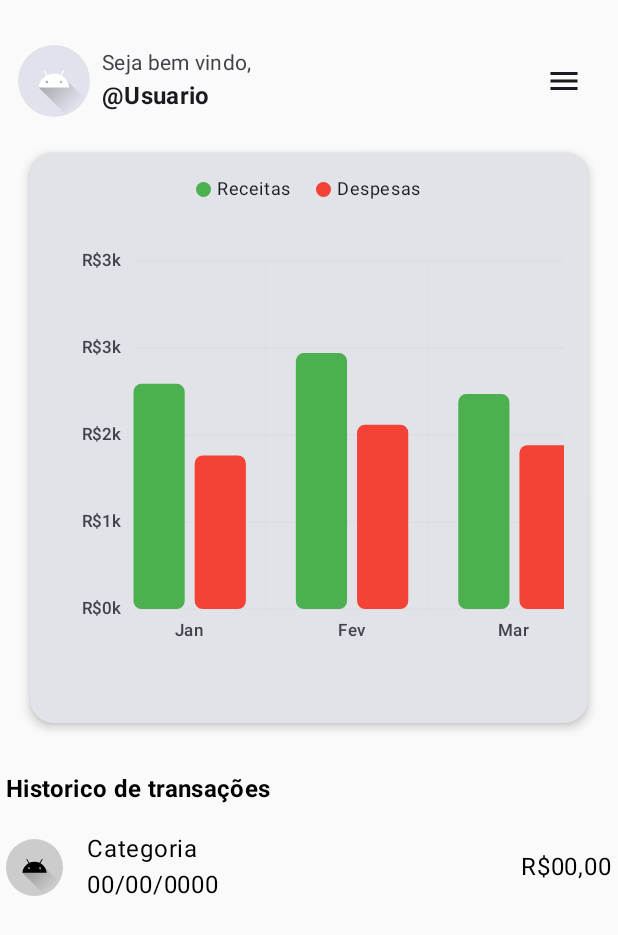
After one commit to guing2003/SmartCash, an Android app built with Jetpack Compose: the HomeScreen screen opened through its navigation route, on a phone screen of 412 x 824 dp. The commit adds this screen. Shown: the top 935 px of the screen. Run offline under Robolectric (Android 15) with nearby library versions, the phone set to English and light mode, and no system bars.

Commit message:
Iniciada HomeScreen + Graficos + TopBar Personalizada

```diff
--- a/app/src/main/java/com/guilherme_delecrode/smartcash/navigation/AppDestinations.kt
+++ b/app/src/main/java/com/guilherme_delecrode/smartcash/navigation/AppDestinations.kt
@@ -9,4 +9,7 @@ sealed class AppDestinations(val route: String){
     object RegisterInfo : AppDestinations("register_info")
     object RegisterPassword : AppDestinations("register_password")
 
+    //Home Flow
+    object Home: AppDestinations("home")
+
 }
--- a/app/src/main/java/com/guilherme_delecrode/smartcash/navigation/AppNavHost.kt
+++ b/app/src/main/java/com/guilherme_delecrode/smartcash/navigation/AppNavHost.kt
@@ -4,6 +4,7 @@ import androidx.compose.runtime.Composable
 import androidx.navigation.compose.NavHost
 import androidx.navigation.compose.composable
 import androidx.navigation.compose.rememberNavController
+import com.guilherme_delecrode.smartcash.ui.screen.home.HomeScreen
 import com.guilherme_delecrode.smartcash.ui.screen.login.LoginScreen
 import com.guilherme_delecrode.smartcash.ui.screen.register.RegisterInfoScreen
 import com.guilherme_delecrode.smartcash.ui.screen.register.RegisterPasswordScreen
@@ -28,5 +29,9 @@ fun AppNavHost(){
             RegisterPasswordScreen(navController)
         }
 
+        composable(AppDestinations.Home.route){
+            HomeScreen(navController)
+        }
+
     }
 }
--- /dev/null
+++ b/app/src/main/java/com/guilherme_delecrode/smartcash/ui/components/HomeTopBar.kt
@@ -0,0 +1,102 @@
+package com.guilherme_delecrode.smartcash.ui.components
+
+import androidx.compose.foundation.Image
+import androidx.compose.foundation.background
+import androidx.compose.foundation.layout.Arrangement
+import androidx.compose.foundation.layout.Box
+import androidx.compose.foundation.layout.Column
+import androidx.compose.foundation.layout.Row
+import androidx.compose.foundation.layout.Spacer
+import androidx.compose.foundation.layout.fillMaxWidth
+import androidx.compose.foundation.layout.padding
+import androidx.compose.foundation.layout.size
+import androidx.compose.foundation.layout.width
+import androidx.compose.foundation.layout.wrapContentSize
+import androidx.compose.foundation.shape.CircleShape
+import androidx.compose.foundation.shape.RoundedCornerShape
+import androidx.compose.material3.Card
+import androidx.compose.material3.CardDefaults
+import androidx.compose.material3.Icon
+import androidx.compose.material3.IconButton
+import androidx.compose.material3.MaterialTheme
+import androidx.compose.material3.Text
+import androidx.compose.runtime.Composable
+import androidx.compose.ui.Alignment
+import androidx.compose.ui.Modifier
+import androidx.compose.ui.graphics.Color
+import androidx.compose.ui.res.painterResource
+import androidx.compose.ui.text.font.FontWeight
+import androidx.compose.ui.tooling.preview.Preview
+import androidx.compose.ui.unit.dp
+import androidx.navigation.NavController
+import androidx.navigation.compose.rememberNavController
+import com.guilherme_delecrode.smartcash.R
+import com.guilherme_delecrode.smartcash.ui.theme.SmartCashTheme
+
+@Composable
+fun HomeTopBar(navController: NavController) {
+    Box(modifier = Modifier.wrapContentSize()){
+        Card(
+            modifier = Modifier
+                .fillMaxWidth(),
+            shape = RoundedCornerShape(16.dp),
+            colors = CardDefaults.cardColors(containerColor = Color.Transparent)
+        ) {
+            Row(
+                modifier = Modifier
+                    .padding(8.dp)
+                    .fillMaxWidth(),
+                verticalAlignment = Alignment.CenterVertically,
+                horizontalArrangement = Arrangement.SpaceBetween
+            ) {
+                Row(
+                    verticalAlignment = Alignment.CenterVertically,
+                ) {
+                    Box(
+                        modifier = Modifier.background(
+                            MaterialTheme.colorScheme.surfaceVariant,
+                            shape = CircleShape
+                        )
+                    ) {
+                        Image(
+                            painter = painterResource(R.drawable.ic_launcher_foreground),
+                            contentDescription = "Foto do usuario",
+                            modifier = Modifier.size(48.dp),
+                            alignment = Alignment.Center
+                        )
+                    }
+
+                    Column(modifier = Modifier.padding(start = 8.dp)) {
+                        Text(
+                            text = "Seja bem vindo,",
+                            style = MaterialTheme.typography.bodyMedium,
+                            color = MaterialTheme.colorScheme.onSurfaceVariant
+                        )
+                        Text(
+                            text = "@Usuario",
+                            style = MaterialTheme.typography.titleMedium,
+                            fontWeight = FontWeight.Bold,
+                            color = MaterialTheme.colorScheme.onSurface
+                        )
+                    }
+                }
+
+                IconButton(onClick = { /*ir para o menu*/ }) {
+                    Icon(
+                        painter = painterResource(id = R.drawable.ic_menu_24),
+                        contentDescription = "Menu",
+                        tint = MaterialTheme.colorScheme.onSurface
+                    )
+                }
+            }
+        }
+    }
+}
+
+@Preview
+@Composable
+fun HomeTopBarPreview() {
+    SmartCashTheme {
+        HomeTopBar(rememberNavController())
+    }
+}
--- /dev/null
+++ b/app/src/main/java/com/guilherme_delecrode/smartcash/ui/screen/home/HomeScreen.kt
@@ -0,0 +1,315 @@
+package com.guilherme_delecrode.smartcash.ui.screen.home
+
+import androidx.compose.animation.core.Animatable
+import androidx.compose.animation.core.tween
+import androidx.compose.foundation.Canvas
+import androidx.compose.foundation.background
+import androidx.compose.foundation.horizontalScroll
+import androidx.compose.foundation.layout.Arrangement
+import androidx.compose.foundation.layout.Box
+import androidx.compose.foundation.layout.Column
+import androidx.compose.foundation.layout.Row
+import androidx.compose.foundation.layout.Spacer
+import androidx.compose.foundation.layout.fillMaxHeight
+import androidx.compose.foundation.layout.fillMaxSize
+import androidx.compose.foundation.layout.fillMaxWidth
+import androidx.compose.foundation.layout.height
+import androidx.compose.foundation.layout.padding
+import androidx.compose.foundation.layout.size
+import androidx.compose.foundation.layout.width
+import androidx.compose.foundation.rememberScrollState
+import androidx.compose.foundation.shape.CircleShape
+import androidx.compose.foundation.shape.RoundedCornerShape
+import androidx.compose.foundation.verticalScroll
+import androidx.compose.material3.Card
+import androidx.compose.material3.CardDefaults
+import androidx.compose.material3.Icon
+import androidx.compose.material3.MaterialTheme
+import androidx.compose.material3.Text
+import androidx.compose.runtime.Composable
+import androidx.compose.runtime.LaunchedEffect
+import androidx.compose.runtime.remember
+import androidx.compose.ui.Alignment
+import androidx.compose.ui.Modifier
+import androidx.compose.ui.geometry.CornerRadius
+import androidx.compose.ui.geometry.Offset
+import androidx.compose.ui.geometry.Size
+import androidx.compose.ui.graphics.Color
+import androidx.compose.ui.platform.LocalDensity
+import androidx.compose.ui.res.painterResource
+import androidx.compose.ui.text.ExperimentalTextApi
+import androidx.compose.ui.text.drawText
+import androidx.compose.ui.text.font.FontWeight
+import androidx.compose.ui.text.rememberTextMeasurer
+import androidx.compose.ui.tooling.preview.Preview
+import androidx.compose.ui.unit.dp
+import androidx.compose.ui.unit.sp
+import androidx.navigation.NavController
+import androidx.navigation.compose.rememberNavController
+import com.guilherme_delecrode.smartcash.R
+import com.guilherme_delecrode.smartcash.ui.components.HomeTopBar
+import com.guilherme_delecrode.smartcash.ui.theme.Negative
+import com.guilherme_delecrode.smartcash.ui.theme.Positive
+import kotlinx.coroutines.launch
+import kotlin.math.roundToInt
+
+@Composable
+fun HomeScreen(navController: NavController) {
+    val incomeData =
+        listOf(2200f, 2500f, 2100f, 2800f, 3000f, 2600f, 2900f, 3100f, 2800f, 3200f, 3300f, 3400f)
+    val expenseData =
+        listOf(1500f, 1800f, 1600f, 2000f, 2100f, 1900f, 2000f, 2200f, 2100f, 2400f, 2300f, 2500f)
+    val labels =
+        listOf("Jan", "Fev", "Mar", "Abr", "Mai", "Jun", "Jul", "Ago", "Set", "Out", "Nov", "Dez")
+
+    Column(
+        modifier = Modifier
+            .padding(4.dp)
+            .fillMaxSize()
+            .verticalScroll(rememberScrollState())
+    ) {
+        Spacer(modifier = Modifier.height(18.dp))
+        HomeTopBar(navController)
+
+        Card(
+            modifier = Modifier
+                .fillMaxWidth()
+                .padding(16.dp),
+            shape = RoundedCornerShape(16.dp),
+            elevation = CardDefaults.cardElevation(4.dp)
+        ) {
+            Column(modifier = Modifier.padding(16.dp)) {
+                ChartLegend(incomeColor = Positive, expenseColor = Negative)
+                Spacer(modifier = Modifier.height(8.dp))
+                GroupedColumnChart(
+                    incomeValues = incomeData,
+                    expenseValues = expenseData,
+                    labels = labels,
+                    incomeColor = Positive,
+                    expenseColor = Negative,
+                    modifier = Modifier.fillMaxWidth()
+                )
+            }
+        }
+
+        Spacer(modifier = Modifier.height(16.dp))
+
+        Text(
+            "Historico de transações",
+            style = MaterialTheme.typography.titleMedium,
+            fontWeight = FontWeight.Bold
+        )
+
+        Spacer(modifier = Modifier.height(16.dp))
+
+        Row(modifier = Modifier.fillMaxWidth(), verticalAlignment = Alignment.CenterVertically) {
+            Box(
+                modifier = Modifier
+                    .size(38.dp)
+                    .background(Color.LightGray, CircleShape),
+                contentAlignment = Alignment.Center
+            ) {
+                Icon(
+                    painter = painterResource(R.drawable.ic_launcher_foreground),
+                    contentDescription = "Icone da categoria",
+                    Modifier.size(48.dp)
+                )
+            }
+
+            Spacer(modifier = Modifier.width(16.dp))
+
+            Column() {
+                Text("Categoria")
+                Text("00/00/0000")
+            }
+
+            Spacer(modifier = Modifier.weight(1f))
+
+            Text("R$00,00")
+        }
+    }
+}
+
+
+@OptIn(ExperimentalTextApi::class)
+@Composable
+fun GroupedColumnChart(
+    incomeValues: List<Float>,
+    expenseValues: List<Float>,
+    labels: List<String>,
+    incomeColor: Color,
+    expenseColor: Color,
+    modifier: Modifier = Modifier
+) {
+    require(incomeValues.size == expenseValues.size && incomeValues.size == labels.size)
+
+    val max = (incomeValues + expenseValues).maxOrNull()?.coerceAtLeast(1f) ?: 1f
+    val animIncome = remember(incomeValues) { incomeValues.map { Animatable(0f) } }
+    val animExpense = remember(expenseValues) { expenseValues.map { Animatable(0f) } }
+    val textMeasurer = rememberTextMeasurer()
+    val labelTextStyle =
+        MaterialTheme.typography.labelSmall.copy(color = MaterialTheme.colorScheme.onSurfaceVariant)
+    val paddingLeft = 45.dp
+
+    LaunchedEffect(Unit) {
+        animIncome.forEachIndexed { i, anim ->
+            launch {
+                anim.animateTo(
+                    incomeValues[i] / max,
+                    tween(800)
+                )
+            }
+        }
+        animExpense.forEachIndexed { i, anim ->
+            launch {
+                anim.animateTo(
+                    expenseValues[i] / max,
+                    tween(800)
+                )
+            }
+        }
+    }
+
+    val horizontalScroll = rememberScrollState()
+
+    Column(modifier = modifier.padding(vertical = 12.dp)) {
+        Box(
+            modifier = Modifier
+                .horizontalScroll(horizontalScroll)
+                .height(300.dp)
+                .padding(start = 8.dp)
+        ) {
+            val density = LocalDensity.current
+            val paddingLeftPx = with(density) { paddingLeft.toPx() }
+
+            Canvas(
+                modifier = Modifier
+                    .width(1400.dp)
+                    .fillMaxHeight()
+            ) {
+                val paddingRightPx = 16.dp.toPx()
+                val topPaddingPx = 20.dp.toPx()
+                val bottomPaddingPx = 48.dp.toPx()
+
+                val widthChart = size.width - paddingLeftPx - paddingRightPx
+                val heightChart = size.height - topPaddingPx - bottomPaddingPx
+
+                val barCount = incomeValues.size
+                val spaceBetweenGroups = 60f
+                val groupWidth = (widthChart - spaceBetweenGroups * (barCount + 1)) / barCount
+                val singleBarWidth = groupWidth / 2f
+
+                // Linhas horizontais (grade)
+                val gridLines = 4
+                for (i in 0..gridLines) {
+                    val y = topPaddingPx + i * (heightChart / gridLines)
+                    drawLine(
+                        color = Color.LightGray.copy(alpha = 0.4f),
+                        start = Offset(paddingLeftPx, y),
+                        end = Offset(size.width - paddingRightPx, y)
+                    )
+
+                    val labelValue = max * (1 - i.toFloat() / gridLines)
+                    val labelText = "R$${(labelValue / 1000).roundToInt()}k"
+                    val measuredText =
+                        textMeasurer.measure(text = labelText, style = labelTextStyle)
+                    drawText(
+                        textMeasurer = textMeasurer,
+                        text = labelText,
+                        topLeft = Offset(
+                            paddingLeftPx - measuredText.size.width - 8.dp.toPx(),
+                            y - measuredText.size.height / 2
+                        ),
+                        style = labelTextStyle
+                    )
+                }
+
+                // 🔹 Linhas verticais separando os meses
+                incomeValues.forEachIndexed { i, _ ->
+                    val groupStart = paddingLeftPx + (groupWidth + spaceBetweenGroups) * i
+                    val separatorX = groupStart + groupWidth + spaceBetweenGroups / 2
+                    drawLine(
+                        color = Color.LightGray.copy(alpha = 0.2f),
+                        start = Offset(separatorX, topPaddingPx),
+                        end = Offset(separatorX, topPaddingPx + heightChart)
+                    )
+                }
+
+
+                // Desenha barras e labels
+                incomeValues.forEachIndexed { i, _ ->
+                    val animInc = animIncome[i].value
+                    val animExp = animExpense[i].value
+
+                    val groupStart = paddingLeftPx + (groupWidth + spaceBetweenGroups) * i
+                    val incomeLeft = groupStart
+                    val expenseLeft = groupStart + singleBarWidth + 10f
+
+                    val incomeTop = topPaddingPx + (1f - animInc) * heightChart
+                    val expenseTop = topPaddingPx + (1f - animExp) * heightChart
+                    val bottom = topPaddingPx + heightChart
+
+                    val barHeightInc = bottom - incomeTop
+                    val barHeightExp = bottom - expenseTop
+
+                    drawRoundRect(
+                        color = incomeColor,
+                        topLeft = Offset(incomeLeft, incomeTop),
+                        size = Size(singleBarWidth, barHeightInc),
+                        cornerRadius = CornerRadius(8f, 8f)
+                    )
+                    drawRoundRect(
+                        color = expenseColor,
+                        topLeft = Offset(expenseLeft, expenseTop),
+                        size = Size(singleBarWidth, barHeightExp),
+                        cornerRadius = CornerRadius(8f, 8f)
+                    )
+
+                    // Label dos meses abaixo das barras
+                    val label = labels[i]
+                    val measuredLabel = textMeasurer.measure(text = label, style = labelTextStyle)
+                    val labelX =
+                        incomeLeft + (singleBarWidth + 10f + singleBarWidth) / 2 - measuredLabel.size.width / 2
+                    val labelY = bottom + 10f
+                    drawText(
+                        textMeasurer = textMeasurer,
+                        text = label,
+                        topLeft = Offset(labelX, labelY),
+                        style = labelTextStyle
+                    )
+                }
+            }
+        }
+    }
+}
+
+@Composable
+fun ChartLegend(incomeColor: Color, expenseColor: Color, modifier: Modifier = Modifier) {
+    Row(
+        modifier = modifier.fillMaxWidth(),
+        horizontalArrangement = Arrangement.Center,
+        verticalAlignment = Alignment.CenterVertically
+    ) {
+        Box(
+            modifier = Modifier
+                .size(10.dp)
+                .background(incomeColor, CircleShape)
+        )
+        Spacer(modifier = Modifier.width(4.dp))
+        Text("Receitas", style = MaterialTheme.typography.bodySmall)
+        Spacer(modifier = Modifier.width(16.dp))
+        Box(
+            modifier = Modifier
+                .size(10.dp)
+                .background(expenseColor, CircleShape)
+        )
+        Spacer(modifier = Modifier.width(4.dp))
+        Text("Despesas", style = MaterialTheme.typography.bodySmall)
+    }
+}
+
+@Preview(showBackground = true)
+@Composable
+fun PreviewGroupedChart() {
+    HomeScreen(rememberNavController())
+}
--- a/app/src/main/java/com/guilherme_delecrode/smartcash/ui/screen/login/LoginScreen.kt
+++ b/app/src/main/java/com/guilherme_delecrode/smartcash/ui/screen/login/LoginScreen.kt
@@ -143,6 +143,11 @@ fun LoginScreen(navController: NavController) {
             PrimaryButton(
                 text = "ENTRAR",
                 onClick = {
+                    navController.navigate(AppDestinations.Home.route) {
+                        popUpTo(AppDestinations.Login.route) {
+                            inclusive = true
+                        }
+                    }
                 },
                 enabled = email.isNotBlank() && password.isNotBlank()
             )
--- /dev/null
+++ b/app/src/main/res/drawable/ic_menu_24.xml
@@ -0,0 +1,5 @@
+<vector xmlns:android="http://schemas.android.com/apk/res/android" android:height="24dp" android:tint="#000000" android:viewportHeight="24" android:viewportWidth="24" android:width="24dp">
+
+    <path android:fillColor="@android:color/white" android:pathData="M3,18h18v-2L3,16v2zM3,13h18v-2L3,11v2zM3,6v2h18L21,6L3,6z"/>
+
+</vector>
```
